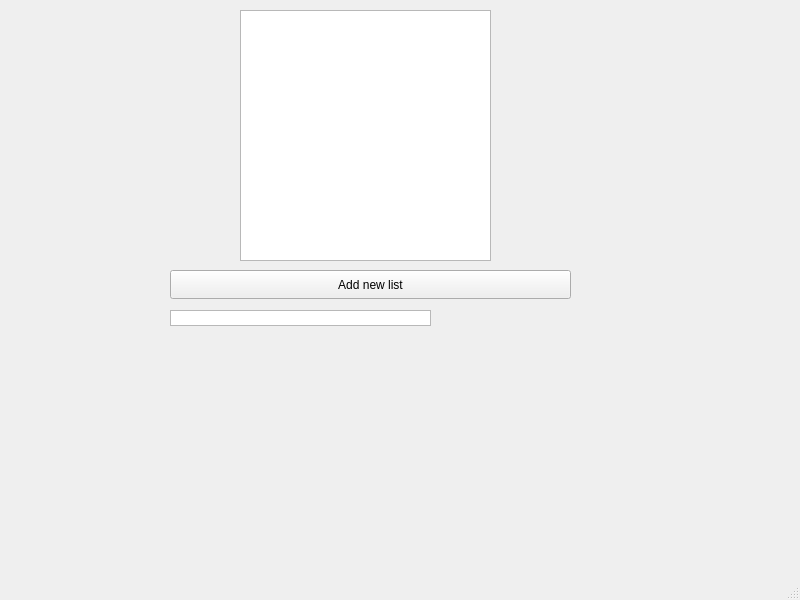
First picture: the form in mainwindow.ui, repository MaybeAshLately/adelajdaQT, before the edit.
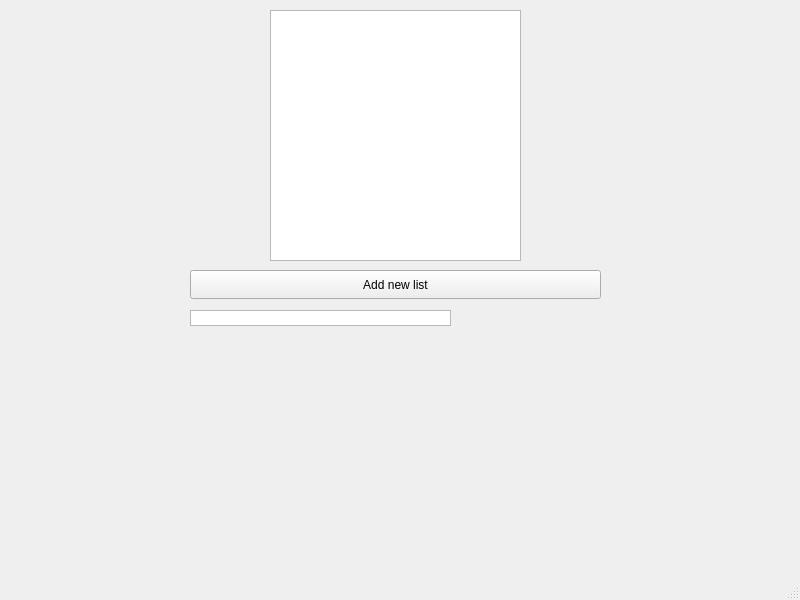
Second picture: the form after the edit.

Patch:
```diff
--- a/mainwindow.ui
+++ b/mainwindow.ui
@@ -17,7 +17,7 @@
    <widget class="QGraphicsView" name="image">
     <property name="geometry">
      <rect>
-      <x>240</x>
+      <x>270</x>
       <y>10</y>
       <width>251</width>
       <height>251</height>
@@ -27,9 +27,9 @@
    <widget class="QPushButton" name="add_new_list">
     <property name="geometry">
      <rect>
-      <x>170</x>
+      <x>190</x>
       <y>270</y>
-      <width>401</width>
+      <width>411</width>
       <height>29</height>
      </rect>
     </property>
@@ -43,7 +43,7 @@
    <widget class="QListWidget" name="listWidget">
     <property name="geometry">
      <rect>
-      <x>170</x>
+      <x>190</x>
       <y>310</y>
       <width>261</width>
       <height>16</height>
```
Left out of the diff: 2 changed lines with no effect on the pictures.
